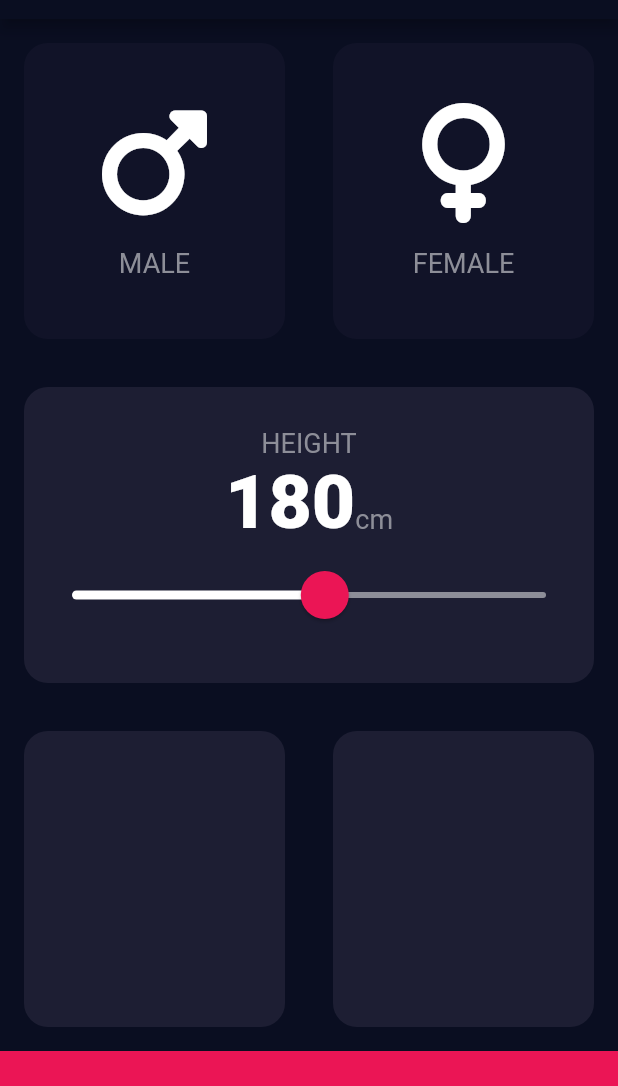
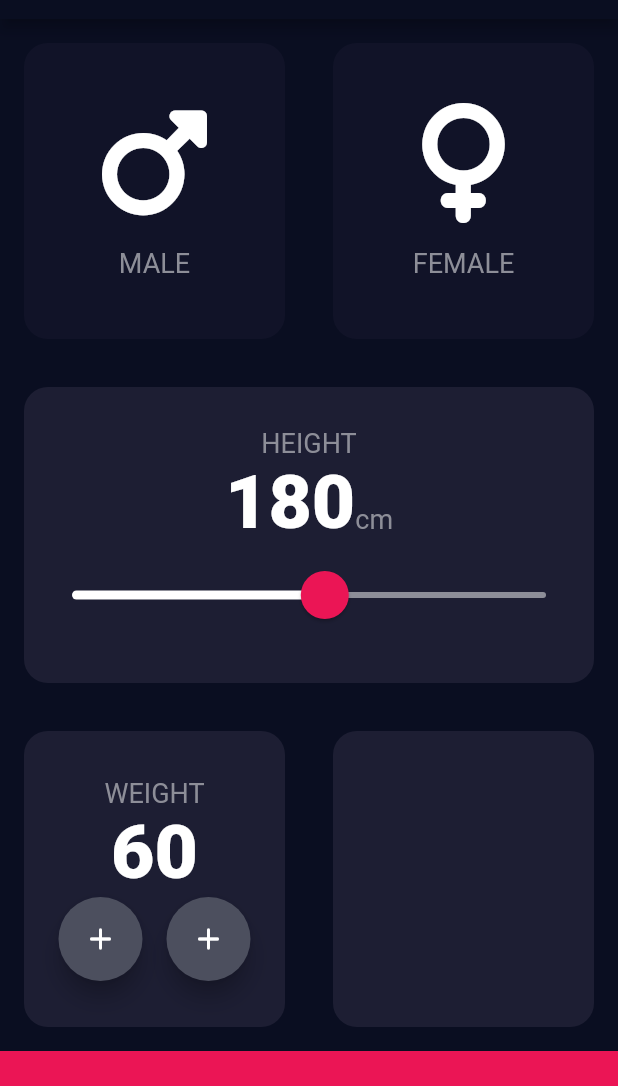
Before and after one commit to FadyFawzyOfficial/bmi-calculator, a Flutter app: the screen it shows after launch, on a phone screen of 412 x 824 dp, the part 65-1151 px from its top. Run offline on Flutter 3.47's test engine with Material 2 defaults, Android fonts, the phone set to English and light mode, and no system bars; our stand-ins replace font_awesome_flutter.

Commit message:
13. Build Weight Card using 2 FloatingActionButton as its Buttons (Issue)

```diff
--- a/lib/constants.dart
+++ b/lib/constants.dart
@@ -8,11 +8,12 @@ const kBottomContainerHeight = 80.0;
 const kActiveCardColor = Color(0xFF1D1E33);
 const kInactiveCardColor = Color(0xFF111328);
 const kFuchsiaColor = Color(0xFFEB1555);
-const kLightGrey = Color(0xFF8D8E98);
+const kLightGreyColor = Color(0xFF8D8E98);
+const kGreyColor = Color(0xFF4C4F5E);
 
 // Styles
 const kLabelTextStyle = TextStyle(
-  color: kLightGrey,
+  color: kLightGreyColor,
   fontSize: 18,
 );
 
--- a/lib/input_screen.dart
+++ b/lib/input_screen.dart
@@ -19,6 +19,7 @@ class InputScreen extends StatefulWidget {
 
 class InputScreenState extends State<InputScreen> {
   int height = 180;
+  int weight = 60;
   Gender? selectedGender;
 
   @override
@@ -81,7 +82,7 @@ class InputScreenState extends State<InputScreen> {
                   data: SliderTheme.of(context).copyWith(
                     thumbColor: kFuchsiaColor,
                     activeTrackColor: Colors.white,
-                    inactiveTrackColor: kLightGrey,
+                    inactiveTrackColor: kLightGreyColor,
                     overlayColor: kFuchsiaColor.withAlpha(0x30),
                     thumbShape:
                         const RoundSliderThumbShape(enabledThumbRadius: 16),
@@ -101,9 +102,47 @@ class InputScreenState extends State<InputScreen> {
           ),
           Expanded(
             child: Row(
-              children: const [
-                ReusableCard(),
-                ReusableCard(),
+              children: [
+                ReusableCard(
+                  child: Column(
+                    mainAxisAlignment: MainAxisAlignment.center,
+                    children: [
+                      const Text(
+                        'WEIGHT',
+                        style: kLabelTextStyle,
+                      ),
+                      Text(
+                        '$weight',
+                        style: kNumberTextStyle,
+                      ),
+                      Row(
+                        mainAxisAlignment: MainAxisAlignment.center,
+                        children: [
+                          FloatingActionButton(
+                            backgroundColor: kGreyColor,
+                            child: const Icon(
+                              Icons.add_rounded,
+                              color: Colors.white,
+                            ),
+                            onPressed: () {},
+                          ),
+                          const SizedBox(width: 16),
+                          FloatingActionButton(
+                            backgroundColor: kGreyColor,
+                            child: const Icon(
+                              Icons.add_rounded,
+                              color: Colors.white,
+                            ),
+                            onPressed: () {},
+                          ),
+                        ],
+                      )
+                    ],
+                  ),
+                ),
+                ReusableCard(
+                  child: Column(),
+                ),
               ],
             ),
           ),
```
